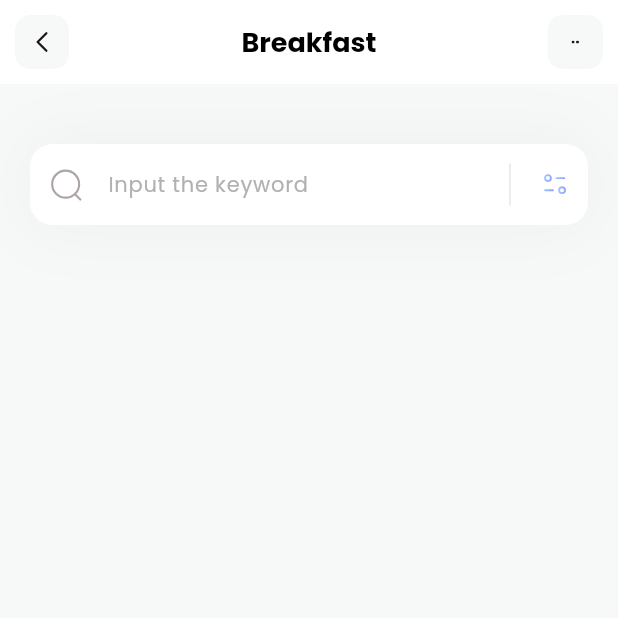
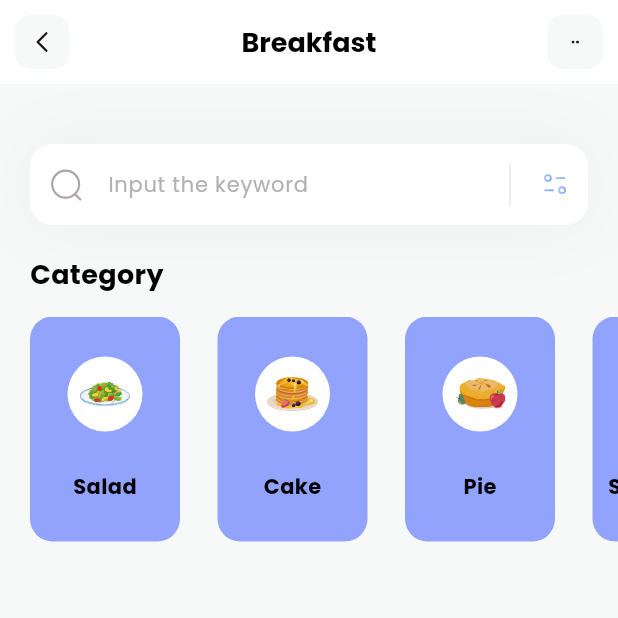
Before and after one commit to dmjrmh/learning-flutter, a Flutter app: the screen it shows after launch, on a phone screen of 412 x 824 dp, the top half of it. Run offline on Flutter 3.47's test engine with Material 3 defaults, Android fonts, the phone set to English and light mode, and no system bars; our stand-ins replace flutter_svg.

Commit message:
added categories list view

```diff
--- a/lib/main.dart
+++ b/lib/main.dart
@@ -14,7 +14,7 @@ class MyApp extends StatelessWidget {
     return MaterialApp(
       debugShowCheckedModeBanner: false,
       theme: ThemeData(fontFamily: 'Poppins'),
-      home: const HomePage(),
+      home: HomePage(),
     );
   }
 }
--- /dev/null
+++ b/lib/models/category_model.dart
@@ -0,0 +1,51 @@
+import 'package:flutter/material.dart';
+
+class CategoryModel {
+  String name;
+  String iconPath;
+  Color boxColor;
+
+  CategoryModel({
+    required this.name,
+    required this.iconPath,
+    required this.boxColor,
+  });
+
+  static List<CategoryModel> getCategories() {
+    List<CategoryModel> categories = [];
+
+    categories.add(
+      CategoryModel(
+        name: 'Salad',
+        iconPath: 'assets/icons/plate.svg',
+        boxColor: Color(0xff92A3FD),
+      ),
+    );
+
+    categories.add(
+      CategoryModel(
+        name: 'Cake',
+        iconPath: 'assets/icons/pancakes.svg',
+        boxColor: Color(0xff92A3FD),
+      ),
+    );
+
+    categories.add(
+      CategoryModel(
+        name: 'Pie',
+        iconPath: 'assets/icons/pie.svg',
+        boxColor: Color(0xff92A3FD),
+      ),
+    );
+
+    categories.add(
+      CategoryModel(
+        name: 'Smoothies',
+        iconPath: 'assets/icons/orange-snacks.svg',
+        boxColor: Color(0xff92A3FD),
+      ),
+    );
+
+    return categories;
+  }
+}
--- a/lib/pages/home.dart
+++ b/lib/pages/home.dart
@@ -1,15 +1,94 @@
 import 'package:flutter/material.dart';
 import 'package:flutter_svg/svg.dart';
+import '../models/category_model.dart';
 
-class HomePage extends StatelessWidget {
-  const HomePage({super.key});
+class HomePage extends StatefulWidget {
+  HomePage({super.key});
+
+  @override
+  State<HomePage> createState() => _HomePageState();
+}
+
+class _HomePageState extends State<HomePage> {
+  List<CategoryModel> categories = [];
+
+  void _getCategories() {
+    categories = CategoryModel.getCategories();
+  }
 
   @override
   Widget build(BuildContext context) {
+    _getCategories();
     return Scaffold(
       appBar: appBar(),
       backgroundColor: Color(0xffF7F8F8),
-      body: Column(children: [_searchField()]),
+      body: Column(
+        crossAxisAlignment: CrossAxisAlignment.start,
+        children: [_searchField(), SizedBox(height: 20), _categoriesSection()],
+      ),
+    );
+  }
+
+  Column _categoriesSection() {
+    return Column(
+      crossAxisAlignment: CrossAxisAlignment.start,
+      children: [
+        Padding(
+          padding: const EdgeInsets.only(left: 20),
+          child: Text(
+            'Category',
+            style: TextStyle(
+              color: Colors.black,
+              fontSize: 18,
+              fontWeight: FontWeight.bold,
+            ),
+          ),
+        ),
+        SizedBox(height: 15),
+        Container(
+          height: 150,
+          child: ListView.separated(
+            itemCount: categories.length,
+            padding: EdgeInsets.only(left: 20, right: 20),
+            scrollDirection: Axis.horizontal,
+            separatorBuilder: (context, index) => SizedBox(width: 25),
+            itemBuilder: (context, index) {
+              return Container(
+                width: 100,
+                decoration: BoxDecoration(
+                  color: categories[index].boxColor,
+                  borderRadius: BorderRadius.circular(15),
+                ),
+                child: Column(
+                  mainAxisAlignment: MainAxisAlignment.spaceEvenly,
+                  children: [
+                    Container(
+                      width: 50,
+                      height: 50,
+                      decoration: BoxDecoration(
+                        color: Colors.white,
+                        shape: BoxShape.circle,
+                      ),
+                      child: Padding(
+                        padding: const EdgeInsets.all(8.0),
+                        child: SvgPicture.asset(categories[index].iconPath),
+                      ),
+                    ),
+                    Text(
+                      categories[index].name,
+                      style: TextStyle(
+                        color: Colors.black,
+                        fontSize: 14,
+                        fontWeight: FontWeight.bold,
+                      ),
+                    ),
+                  ],
+                ),
+              );
+            },
+          ),
+        ),
+      ],
     );
   }
 
```
